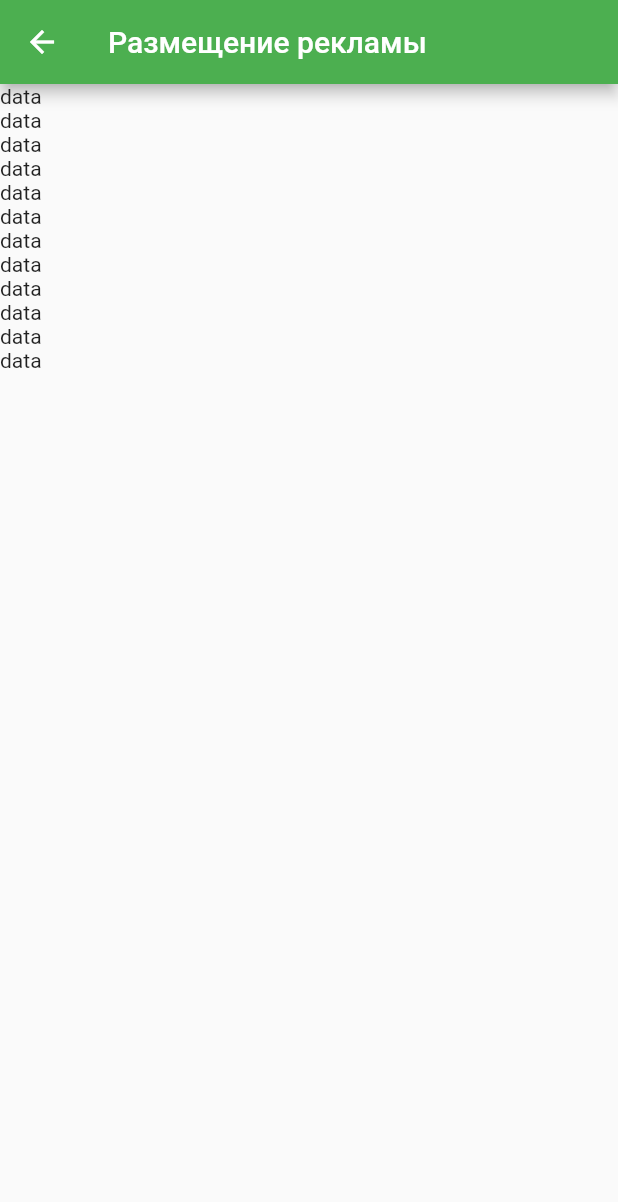
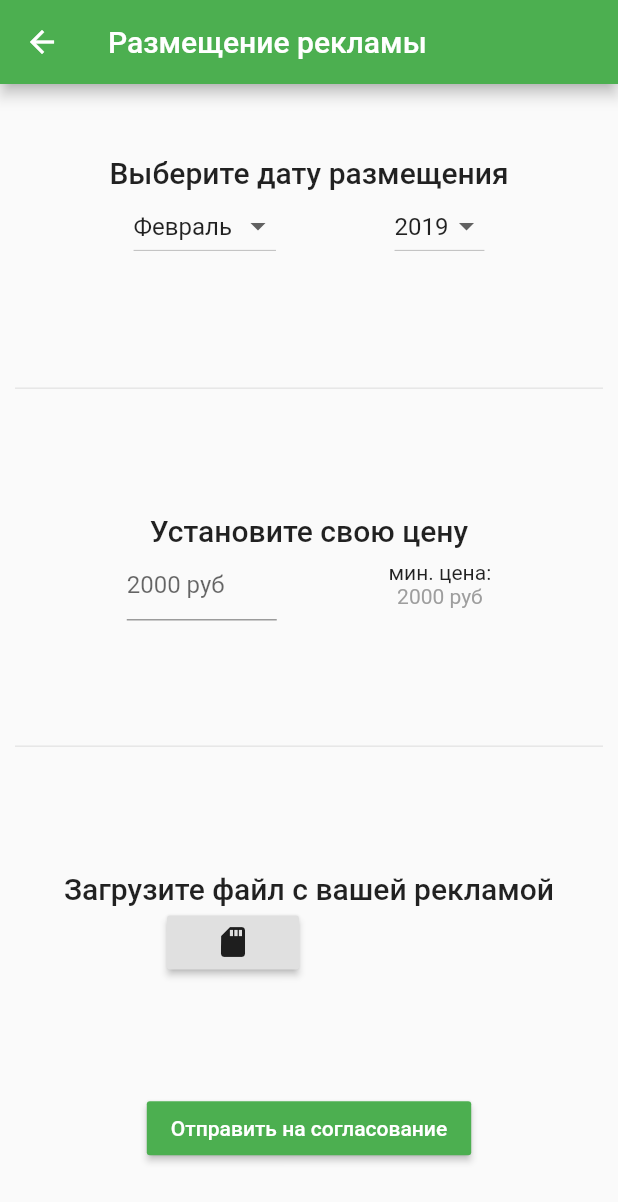
Before and after one commit to Btorkoy/sberbank_atm, a Flutter app: the AdvPostingScreen screen opened by its route, on a phone screen of 412 x 824 dp. Shown: the top 1202 px of the screen. Run offline on Flutter 3.47's test engine with Material 2 defaults, Android fonts, the phone set to English and light mode, and no system bars; our stand-ins replace file_picker, firebase_database, flutter_calendar_carousel, google_maps_flutter, rxdart; accounts and stored records are empty.

Commit message:
new feature for adding new advertising to system

```diff
--- a/lib/screens/adv_booking_screen.dart
+++ b/lib/screens/adv_booking_screen.dart
@@ -1,4 +1,7 @@
 import 'package:flutter/material.dart';
+import 'advSendedToApproveScreen.dart';
+
+import 'package:file_picker/file_picker.dart';
 
 class AdvPostingScreen extends StatefulWidget {
   static const ROUTE = 'advPosting';
@@ -8,28 +11,163 @@ class AdvPostingScreen extends StatefulWidget {
 
 class AdvPostingScreenState extends State<AdvPostingScreen> {
   @override
-  Widget build(BuildContext context){
-    return Scaffold(
-      appBar: AppBar( title: Text('Размещение рекламы'), backgroundColor: Colors.green,),
-      body:  Column(
-          children: <Widget>[
-            Text('data'),
-            Text('data'),
-            Text('data'),
-            Text('data'),
-            Text('data'),
-            Text('data'),
-            Text('data'),
-            Text('data'),
-            Text('data'),
-            Text('data'),
-            Text('data'),
-            Text('data'),
-          ],
-
-      )
-    );
+  String _selectedMonth = months[DateTime.now().month];
+  String _selectedYear = DateTime.now().year.toString();
+  Widget build(BuildContext context) {
+    return _isLoading
+        ? Scaffold(
+            body: Center(
+            child: CircularProgressIndicator(),
+          ))
+        : Scaffold(
+            appBar: AppBar(
+              title: Text('Размещение рекламы'),
+              backgroundColor: Colors.green,
+            ),
+            body: Container(
+              alignment: Alignment.topCenter,
+              padding: EdgeInsets.all(10),
+              child: Column(
+                mainAxisAlignment: MainAxisAlignment.spaceAround,
+                children: <Widget>[
+                  Column(
+                    children: <Widget>[
+                      Text(
+                        'Выберите дату размещения',
+                        style: Theme.of(context).textTheme.title,
+                      ),
+                      Row(mainAxisAlignment: MainAxisAlignment.spaceEvenly, children: <Widget>[
+                        DropdownButton<String>(
+                          value: _selectedMonth,
+                          items: months.map((String value) {
+                            return DropdownMenuItem<String>(
+                              value: value,
+                              child: Text(value),
+                            );
+                          }).toList(),
+                          onChanged: (value) {
+                            setState(() {
+                              _selectedMonth = value;
+                            });
+                          },
+                        ),
+                        DropdownButton<String>(
+                          value: _selectedYear,
+                          items: <String>['2019', '2020', '2021', '2022', '2023'].map((String value) {
+                            return DropdownMenuItem<String>(
+                              value: value,
+                              child: Text(value),
+                            );
+                          }).toList(),
+                          onChanged: (value) {
+                            setState(() {
+                              _selectedYear = value;
+                            });
+                          },
+                        ),
+                      ]),
+                    ],
+                  ),
+                  Divider(),
+                  Column(
+                    children: <Widget>[
+                      Text(
+                        'Установите свою цену',
+                        style: Theme.of(context).textTheme.title,
+                      ),
+                      Row(
+                        mainAxisAlignment: MainAxisAlignment.spaceEvenly,
+                        children: <Widget>[
+                          Container(
+                            width: 100,
+                            child: TextField(
+                              keyboardType: TextInputType.numberWithOptions(decimal: true),
+                              decoration: InputDecoration(hintText: '2000 руб', hasFloatingPlaceholder: true),
+                            ),
+                          ),
+                          Column(
+                            children: <Widget>[
+                              Text('мин. цена:'),
+                              Text(
+                                '2000 руб',
+                                style: TextStyle(color: Colors.grey),
+                              )
+                            ],
+                          )
+                        ],
+                      ),
+                    ],
+                  ),
+                  Divider(),
+                  Column(
+                    mainAxisAlignment: MainAxisAlignment.spaceBetween,
+                    children: <Widget>[
+                      Text(
+                        'Загрузите файл с вашей рекламой',
+                        style: Theme.of(context).textTheme.title,
+                      ),
+                      Row(
+                        mainAxisAlignment: MainAxisAlignment.spaceEvenly,
+                        children: <Widget>[
+                          RaisedButton(
+                            onPressed: getFilePath,
+                            child: new Icon(Icons.sd_storage),
+                          ),
+                          Text(this._filePath)
+                        ],
+                      )
+                    ],
+                  ),
+                  RaisedButton(
+                      color: Colors.green,
+                      textColor: Colors.white,
+                      child: Text('Отправить на согласование'),
+                      onPressed: () {
+                        setState(() {
+                          _isLoading = true;
+                          wait(2).then((val) {
+                            Navigator.push(context, MaterialPageRoute(builder: (context) => AdvToApproveScreen()));
+                          });
+                        });
+                      })
+                ],
+              ),
+            ),
+          );
   }
 
+  Future wait(int sec) => Future.delayed(Duration(seconds: sec));
 
+  var _isLoading = false;
+  var _filePath = '';
+  void getFilePath() async {
+    try {
+      String filePath = await FilePicker.getFilePath(type: FileType.ANY);
+      if (filePath == '') {
+        return;
+      }
+      print("File path: " + filePath);
+      setState(() {
+        this._filePath = filePath.split('/').last;
+      });
+    } on Exception catch (e) {
+      print("Error while picking the file: " + e.toString());
+    }
+  }
+
+  static const months = [
+    'Нулябрь',
+    'Январь',
+    'Февраль',
+    'Март',
+    'Апрель',
+    'Май',
+    'Июнь',
+    'Июль',
+    'Август',
+    'Сентябрь',
+    'Октябрь',
+    'Ноябрь',
+    'Декабрь',
+  ];
 }
--- a/pubspec.yaml
+++ b/pubspec.yaml
@@ -26,6 +26,8 @@ dependencies:
   firebase_core: ^0.3.0
   firebase_database: ^2.0.0
   flutter_calendar_carousel: ^1.3.11
+  rxdart: ^0.20.0
+  file_picker: ^1.1.1
 
 dev_dependencies:
   flutter_test:
```
Also changed, not shown: lib/blocks/adv_post_bloc.dart (added, +17 -0 lines), lib/screens/advSendedToApproveScreen.dart (added, +34 -0 lines), 1 other file.
